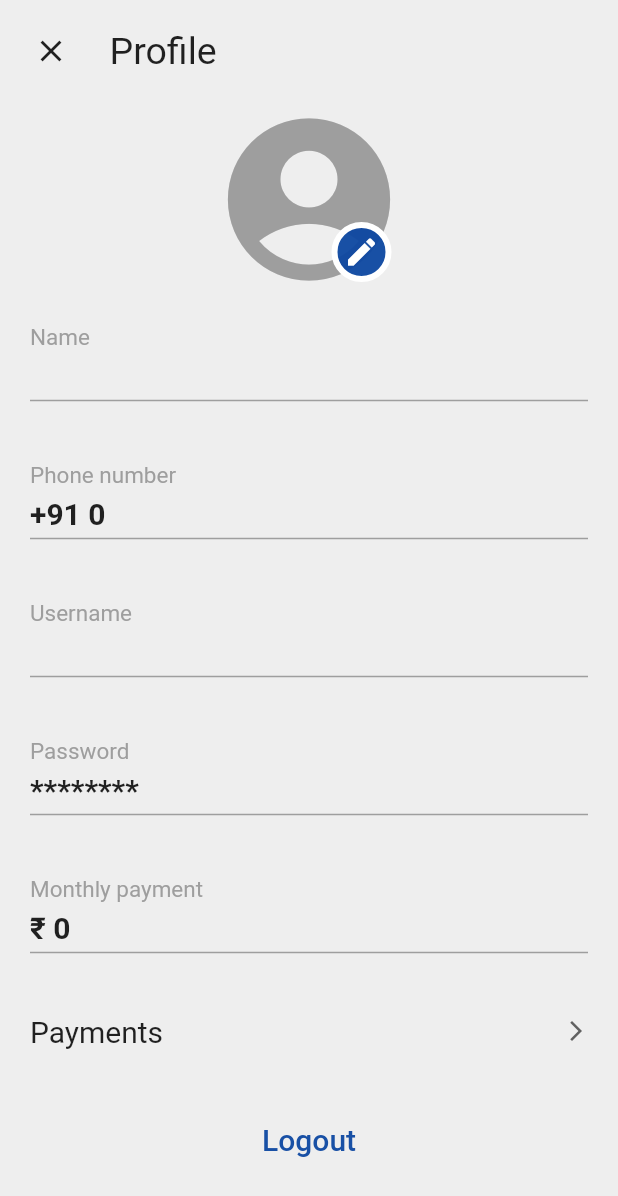
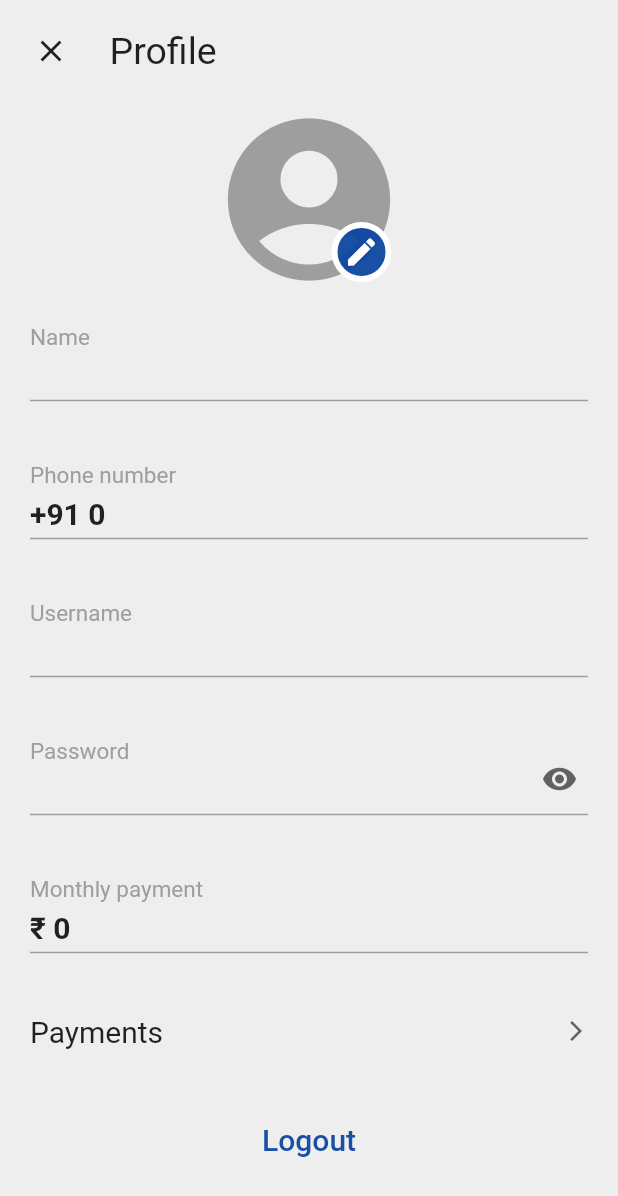
Before and after one commit to ShamilPP/Baitulmaal, a Flutter app: the ProfileScreen screen opened directly with empty values, on a phone screen of 412 x 824 dp. Shown: the top 1196 px of the screen. Run offline on Flutter 3.47's test engine with Material 2 defaults, Android fonts, the phone set to English and light mode, and no system bars; our stand-ins replace cloud_firestore, firebase_core, fluttertoast, percent_indicator, rounded_loading_button, shared_preferences; accounts and stored records are empty.

Commit message:
added password view button

```diff
--- a/lib/utils/constants.dart
+++ b/lib/utils/constants.dart
@@ -1,3 +1,3 @@
 // Application
-int majorVersion = 26;
+int majorVersion = 27;
 String webLink = 'https://sio22.web.app/';
--- a/lib/view/screens/admin/users_list_screen.dart
+++ b/lib/view/screens/admin/users_list_screen.dart
@@ -91,7 +91,10 @@ class _UsersScreenState extends State<UsersScreen> {
   void onTextChanged(String searchedName) {
     List<UserModel> _users = [];
     for (var user in users) {
-      if (user.name.toLowerCase().contains(searchedName.toLowerCase())) {
+      if (user.name.toLowerCase().contains(searchedName.toLowerCase()) ||
+          user.username.toLowerCase().contains(searchedName.toLowerCase()) ||
+          user.phoneNumber.toString().contains(searchedName)) {
+        // Add user to list
         _users.add(user);
       }
     }
--- a/lib/view/screens/pay_screen.dart
+++ b/lib/view/screens/pay_screen.dart
@@ -52,8 +52,9 @@ class PayScreen extends StatelessWidget {
                             "+91 ${user.phoneNumber}",
                             style: const TextStyle(fontSize: 18),
                           ),
-                          MeekathDropdown(isAdmin: isAdmin),
-                          const SizedBox(height: 40),
+                          // Meekath Dropdown (Change meekath year)
+                          isAdmin ? MeekathDropdown(isAdmin: isAdmin, update: false) : const SizedBox(),
+                          const SizedBox(height: 30),
                           // Payment TextField
                           PaymentTextField(controller: paymentController),
                           const SizedBox(height: 100),
--- a/lib/view/screens/transactions_screen.dart
+++ b/lib/view/screens/transactions_screen.dart
@@ -26,6 +26,7 @@ class TransactionScreen extends StatelessWidget {
                 style: TextStyle(fontSize: 23, fontWeight: FontWeight.w400, color: Colors.white),
               ),
               bottom: const TabBar(
+                isScrollable: true,
                 tabs: [
                   Tab(text: 'All'),
                   Tab(text: 'Accepted'),
--- a/lib/view/screens/user/profile_screen.dart
+++ b/lib/view/screens/user/profile_screen.dart
@@ -71,7 +71,7 @@ class ProfileScreen extends StatelessWidget {
               ProfileListTile(text: user.name, subText: 'Name'),
               ProfileListTile(text: '+91 ${user.phoneNumber}', subText: 'Phone number'),
               ProfileListTile(text: user.username, subText: 'Username'),
-              const ProfileListTile(text: '********', subText: 'Password'),
+              PasswordListTile(password: user.password),
               ProfileListTile(
                 text: '₹ ${user.monthlyPayment}',
                 subText: 'Monthly payment',
@@ -133,6 +133,95 @@ class ProfileListTile extends StatelessWidget {
   }
 }
 
+class PasswordListTile extends StatefulWidget {
+  final String password;
+
+  const PasswordListTile({
+    Key? key,
+    required this.password,
+  }) : super(key: key);
+
+  @override
+  State<PasswordListTile> createState() => _PasswordListTileState();
+}
+
+class _PasswordListTileState extends State<PasswordListTile> {
+  bool isShowing = false;
+  late String text;
+
+  @override
+  void initState() {
+    text = widget.password;
+    super.initState();
+  }
+
+  @override
+  Widget build(BuildContext context) {
+    return Container(
+      margin: const EdgeInsets.symmetric(vertical: 8),
+      padding: const EdgeInsets.symmetric(vertical: 10, horizontal: 20),
+      child: Column(
+        crossAxisAlignment: CrossAxisAlignment.start,
+        children: [
+          Row(
+            mainAxisAlignment: MainAxisAlignment.spaceBetween,
+            crossAxisAlignment: CrossAxisAlignment.end,
+            children: [
+              Column(
+                crossAxisAlignment: CrossAxisAlignment.start,
+                children: [
+                  const Text(
+                    'Password',
+                    style: TextStyle(fontSize: 15, color: Colors.grey),
+                  ),
+                  const SizedBox(height: 5),
+                  Text(
+                    text,
+                    style: const TextStyle(fontSize: 20, fontWeight: FontWeight.bold),
+                  ),
+                ],
+              ),
+              InkWell(
+                borderRadius: BorderRadius.circular(30),
+                child: Padding(
+                  padding: const EdgeInsets.all(7),
+                  child: Icon(
+                    isShowing ? Icons.visibility_off : Icons.visibility,
+                    color: Colors.grey.shade700,
+                  ),
+                ),
+                onTap: () {
+                  setState(() {
+                    isShowing = !isShowing;
+                    if (isShowing) {
+                      text = widget.password;
+                    } else {
+                      text = getHidePassword();
+                    }
+                  });
+                },
+              )
+            ],
+          ),
+          const Divider(
+            thickness: 1,
+            height: 10,
+            color: Colors.grey,
+          )
+        ],
+      ),
+    );
+  }
+
+  String getHidePassword() {
+    String _pass = '';
+    for (int i = 0; i < widget.password.length; i++) {
+      _pass = _pass + '•';
+    }
+    return _pass;
+  }
+}
+
 class PaymentListTile extends StatelessWidget {
   final UserModel user;
 
```
Also changed, not shown: lib/view/widgets/meekath_dropdown.dart (+4 -3 lines).
